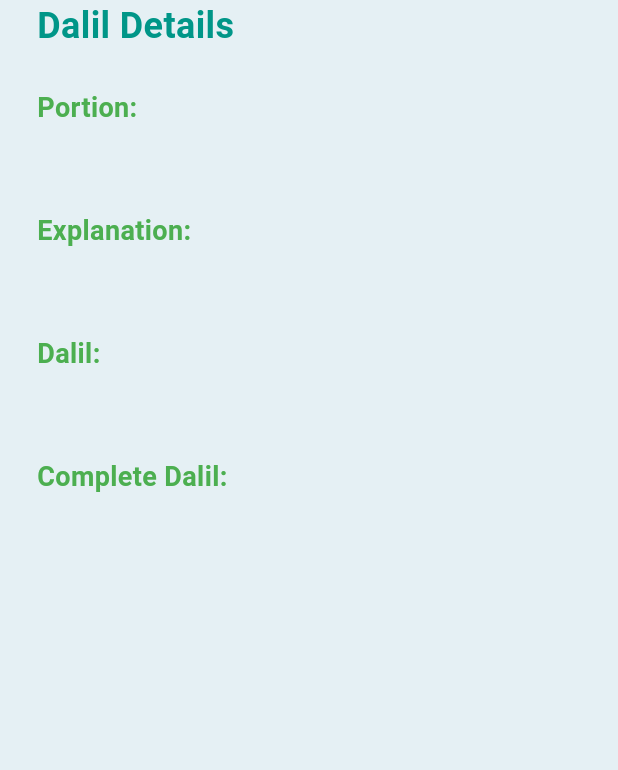
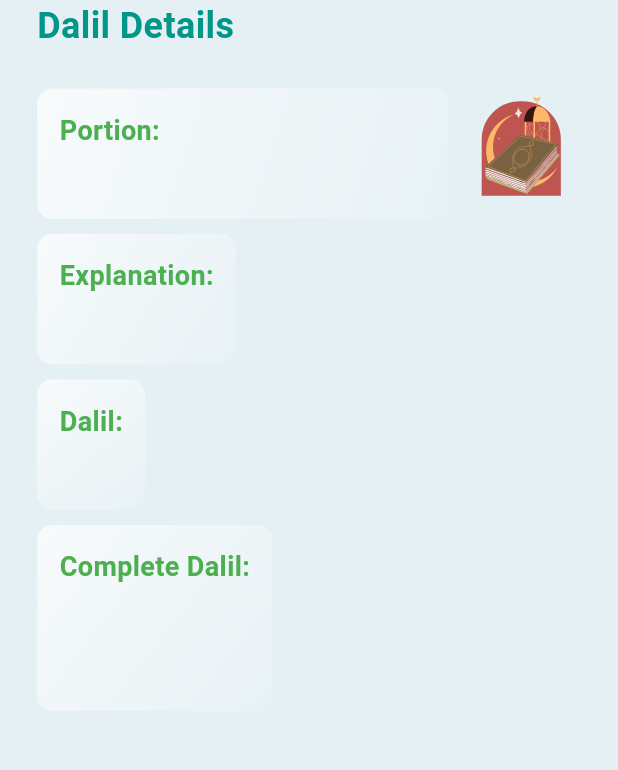
Before and after one commit to faiqhdr/radeena, a Flutter app: the DalilContentPage screen opened directly with empty values, on a phone screen of 412 x 824 dp, the part 84-854 px from its top. Run offline on Flutter 3.47's test engine with Material 3 defaults, Android fonts, the phone set to English and light mode, and no system bars; our stand-ins replace animated_text_kit, flutter_tts, input_quantity, lottie, sqflite; missing offline and left inert: graphview, restart_app; accounts and stored records are empty; project files that could hold a hidden picture were left out.

Commit message:
enhance Ui dalil content

```diff
--- a/lib/views/information/dalil_content_page.dart
+++ b/lib/views/information/dalil_content_page.dart
@@ -1,4 +1,5 @@
 import 'package:flutter/material.dart';
+import 'package:lottie/lottie.dart';
 import 'package:radeena/styles/style.dart';
 
 class DalilContentPage extends StatelessWidget {
@@ -42,12 +43,33 @@ class DalilContentPage extends StatelessWidget {
                 ),
               ),
               SizedBox(height: 25),
+              Row(
+                crossAxisAlignment: CrossAxisAlignment.start,
+                children: [
+                  Expanded(
+                    child: Container(
+                      padding: EdgeInsets.all(15),
+                      decoration: BoxDecoration(
+                        gradient: LinearGradient(
+                          colors: [
+                            Colors.white.withOpacity(0.7),
+                            Colors.white.withOpacity(0.1),
+                          ],
+                          begin: Alignment.topLeft,
+                          end: Alignment.bottomRight,
+                        ),
+                        borderRadius: BorderRadius.circular(10),
+                      ),
+                      child: Column(
+                        crossAxisAlignment: CrossAxisAlignment.start,
+                        children: [
                           Text(
                             "Portion:",
                             style: TextStyle(
                               fontSize: 18,
                               fontWeight: FontWeight.bold,
-                    color: green02Color),
+                              color: green02Color,
+                            ),
                           ),
                           SizedBox(height: 5),
                           Text(
@@ -55,15 +77,45 @@ class DalilContentPage extends StatelessWidget {
                             style: TextStyle(
                               fontSize: 18,
                               fontWeight: FontWeight.w400,
-                    color: Colors.teal.shade800),
+                              color: Colors.teal.shade800,
                             ),
-              SizedBox(height: 25),
+                          ),
+                        ],
+                      ),
+                    ),
+                  ),
+                  SizedBox(width: 10),
+                  Lottie.asset(
+                    'assets/lottie/quran.json',
+                    width: 78,
+                    height: 78,
+                  ),
+                ],
+              ),
+              SizedBox(height: 10),
+              Container(
+                padding: EdgeInsets.all(15),
+                decoration: BoxDecoration(
+                  gradient: LinearGradient(
+                    colors: [
+                      Colors.white.withOpacity(0.7),
+                      Colors.white.withOpacity(0.1),
+                    ],
+                    begin: Alignment.topLeft,
+                    end: Alignment.bottomRight,
+                  ),
+                  borderRadius: BorderRadius.circular(10),
+                ),
+                child: Column(
+                  crossAxisAlignment: CrossAxisAlignment.start,
+                  children: [
                     Text(
                       "Explanation:",
                       style: TextStyle(
                         fontSize: 18,
                         fontWeight: FontWeight.bold,
-                    color: green02Color),
+                        color: green02Color,
+                      ),
                     ),
                     SizedBox(height: 5),
                     Text(
@@ -71,15 +123,36 @@ class DalilContentPage extends StatelessWidget {
                       style: TextStyle(
                         fontSize: 18,
                         fontWeight: FontWeight.w400,
-                    color: Colors.teal.shade800),
+                        color: Colors.teal.shade800,
                       ),
-              SizedBox(height: 25),
+                    ),
+                  ],
+                ),
+              ),
+              SizedBox(height: 10),
+              Container(
+                padding: EdgeInsets.all(15),
+                decoration: BoxDecoration(
+                  gradient: LinearGradient(
+                    colors: [
+                      Colors.white.withOpacity(0.7),
+                      Colors.white.withOpacity(0.1),
+                    ],
+                    begin: Alignment.topLeft,
+                    end: Alignment.bottomRight,
+                  ),
+                  borderRadius: BorderRadius.circular(10),
+                ),
+                child: Column(
+                  crossAxisAlignment: CrossAxisAlignment.start,
+                  children: [
                     Text(
                       "Dalil:",
                       style: TextStyle(
                         fontSize: 18,
                         fontWeight: FontWeight.bold,
-                    color: green02Color),
+                        color: green02Color,
+                      ),
                     ),
                     SizedBox(height: 5),
                     Text(
@@ -91,13 +164,33 @@ class DalilContentPage extends StatelessWidget {
                         fontStyle: FontStyle.italic,
                       ),
                     ),
-              SizedBox(height: 25),
+                  ],
+                ),
+              ),
+              SizedBox(height: 10),
+              Container(
+                padding: EdgeInsets.all(15),
+                decoration: BoxDecoration(
+                  gradient: LinearGradient(
+                    colors: [
+                      Colors.white.withOpacity(0.7),
+                      Colors.white.withOpacity(0.1),
+                    ],
+                    begin: Alignment.topLeft,
+                    end: Alignment.bottomRight,
+                  ),
+                  borderRadius: BorderRadius.circular(10),
+                ),
+                child: Column(
+                  crossAxisAlignment: CrossAxisAlignment.start,
+                  children: [
                     Text(
                       "Complete Dalil:",
                       style: TextStyle(
                         fontSize: 18,
                         fontWeight: FontWeight.bold,
-                    color: green02Color),
+                        color: green02Color,
+                      ),
                     ),
                     SizedBox(height: 20),
                     RichText(
@@ -110,7 +203,8 @@ class DalilContentPage extends StatelessWidget {
                               fontFamily: 'UthmaniHafs',
                               fontSize: 22,
                               fontWeight: FontWeight.w500,
-                          color: Colors.teal.shade800),
+                              color: Colors.teal.shade800,
+                            ),
                           ),
                           TextSpan(
                             text: '\n\n',
@@ -121,7 +215,11 @@ class DalilContentPage extends StatelessWidget {
                               fontFamily: 'UthmaniHafs',
                               fontSize: 14,
                               fontWeight: FontWeight.w500,
-                          color: Colors.teal.shade800),
+                              color: Colors.teal.shade800,
+                            ),
+                          ),
+                        ],
+                      ),
                     ),
                   ],
                 ),
```
Lines whose indentation alone changed are shown as unchanged.
